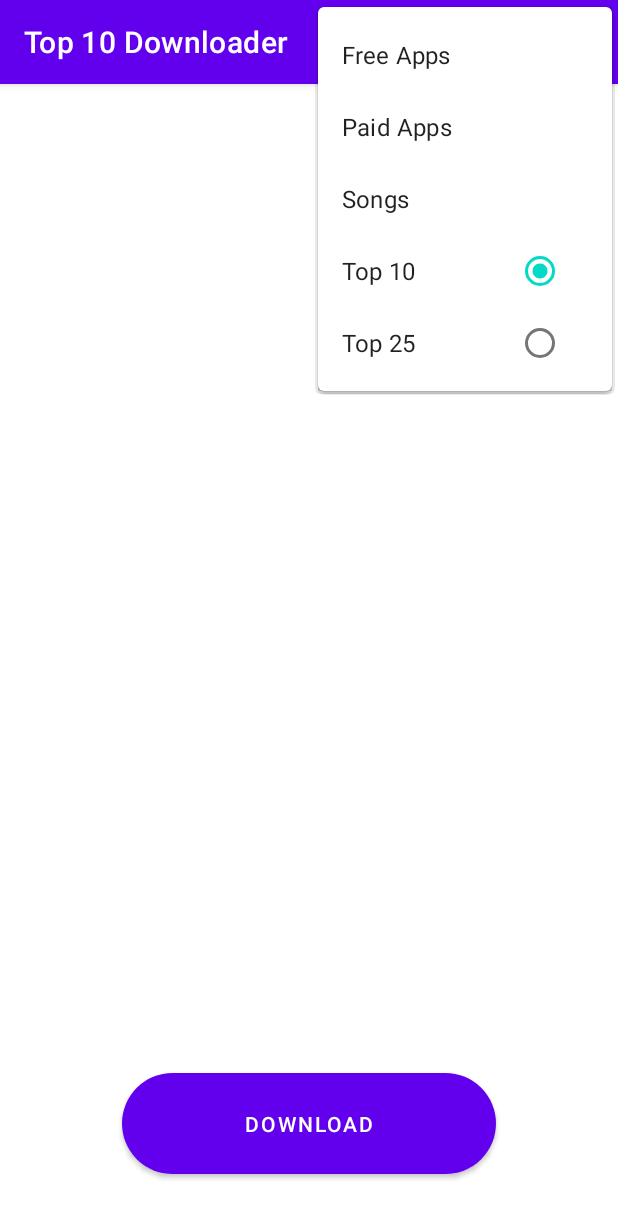
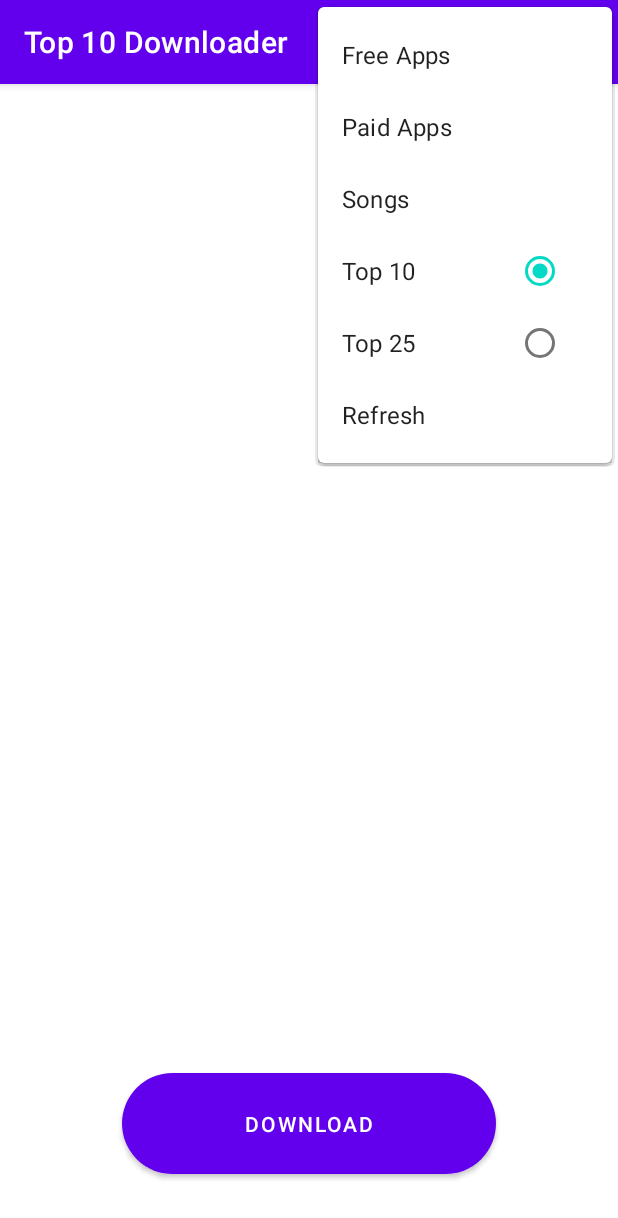
Before and after one commit to DimitrisMitroulis/Top10Downloader, an Android app: the screen it shows after launch (MainActivity), with the options menu open, on a phone screen of 412 x 824 dp. Shown: the top 1218 px of the screen. Run offline under Robolectric (Android 15) with nearby library versions, the phone set to English and light mode, and no system bars.

Commit message:
refresh button

```diff
--- a/app/src/main/res/menu/feeds_menu.xml
+++ b/app/src/main/res/menu/feeds_menu.xml
@@ -17,10 +17,13 @@
         <item
             android:id="@+id/mnu10"
             android:checked="true"
-            android:title="Top 10" />
+            android:title="@string/top_10" />
         <item
             android:id="@+id/mnu25"
             android:checked="false"
-            android:title="Top 25" />
+            android:title="@string/top_25" />
     </group>
+    <item
+        android:id="@+id/mnuRefresh"
+        android:title="@string/refresh" />
 </menu>
--- a/app/src/main/res/values/strings.xml
+++ b/app/src/main/res/values/strings.xml
@@ -5,4 +5,7 @@
     <string name="item3">Item3</string>
     <string name="Free_Apps">Free Apps</string>
     <string name="Songs">Songs</string>
+    <string name="top_10">Top 10</string>
+    <string name="top_25">Top 25</string>
+    <string name="refresh">Refresh</string>
 </resources>
```
Also changed, not shown: app/src/main/java/com/example/top10downloader/MainActivity.java (+11 -8 lines).
